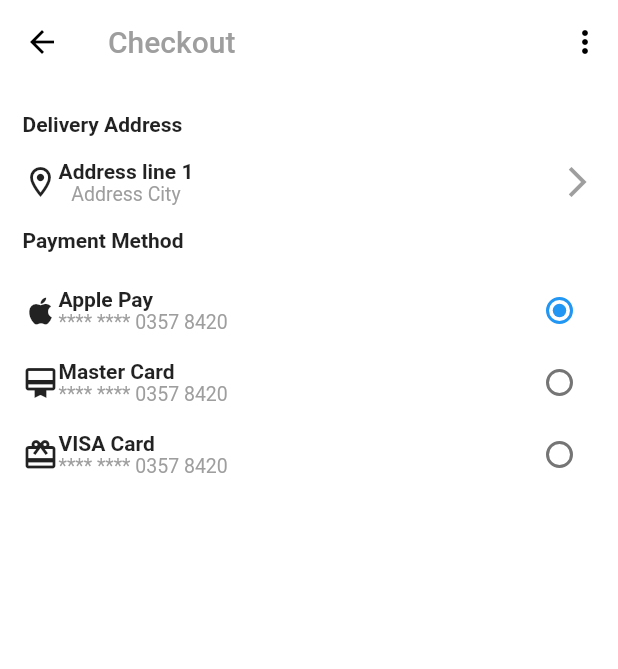
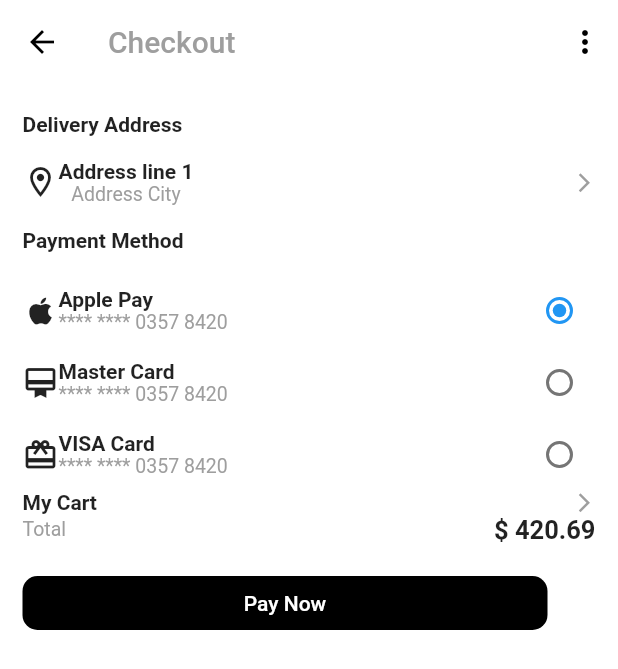
Before and after one commit to Pritam-deb/shopping_app, a Flutter app: the CheckoutScreen screen opened directly, on a phone screen of 412 x 824 dp. Shown: the top 669 px of the screen. Run offline on Flutter 3.47's test engine with Material 2 defaults, Android fonts, the phone set to English and light mode, and no system bars; our stand-ins replace shared_preferences; accounts and stored records are empty; network calls fail.

Commit message:
static ui of Checkout page is done

```diff
--- a/lib/screens/checkout_screen.dart
+++ b/lib/screens/checkout_screen.dart
@@ -73,6 +73,7 @@ class _CheckoutScreenState extends State<CheckoutScreen> {
                 ),
                 Icon(
                   Icons.arrow_forward_ios,
+                  size: 15.0,
                   color: Colors.grey,
                 )
               ],
@@ -179,6 +180,53 @@ class _CheckoutScreenState extends State<CheckoutScreen> {
                   },
                 )
               ],
+            ),
+            Row(
+              mainAxisAlignment: MainAxisAlignment.spaceBetween,
+              children: [
+                Text(
+                  'My Cart',
+                  style: TextStyle(fontWeight: FontWeight.bold),
+                ),
+                Icon(
+                  Icons.arrow_forward_ios,
+                  color: Colors.grey,
+                  size: 15.0,
+                )
+              ],
+            ),
+            Row(
+              mainAxisAlignment: MainAxisAlignment.spaceBetween,
+              children: [
+                Text(
+                  'Total',
+                  style: TextStyle(color: Colors.grey, fontSize: 13),
+                ),
+                Text(
+                  '\$ 420.69',
+                  style: TextStyle(fontWeight: FontWeight.bold, fontSize: 17),
+                )
+              ],
+            ),
+            Padding(
+              padding: const EdgeInsets.fromLTRB(0, 15, 0, 0),
+              child: TextButton(
+                onPressed: () {},
+                child: const Text('Pay Now'),
+                style: ButtonStyle(
+                  backgroundColor:
+                      MaterialStateProperty.all<Color>(Colors.black),
+                  foregroundColor:
+                      MaterialStateProperty.all<Color>(Colors.white),
+                  fixedSize:
+                      MaterialStateProperty.all<Size>(Size.fromWidth(350)),
+                  shape: MaterialStateProperty.all<RoundedRectangleBorder>(
+                    RoundedRectangleBorder(
+                      borderRadius: BorderRadius.circular(10.0),
+                    ),
+                  ),
+                ),
+              ),
             )
           ],
         ),
```
